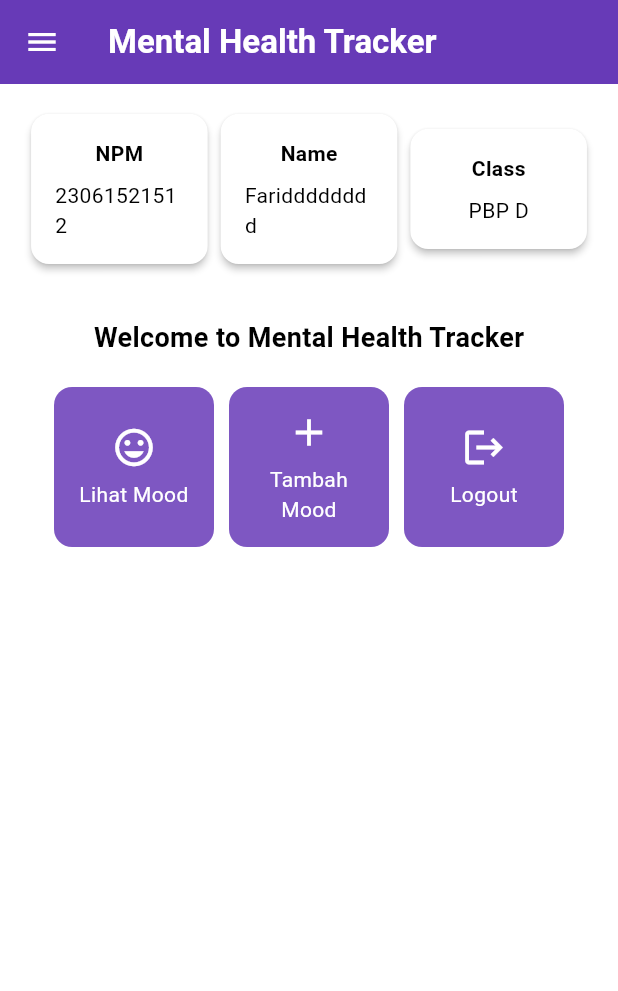
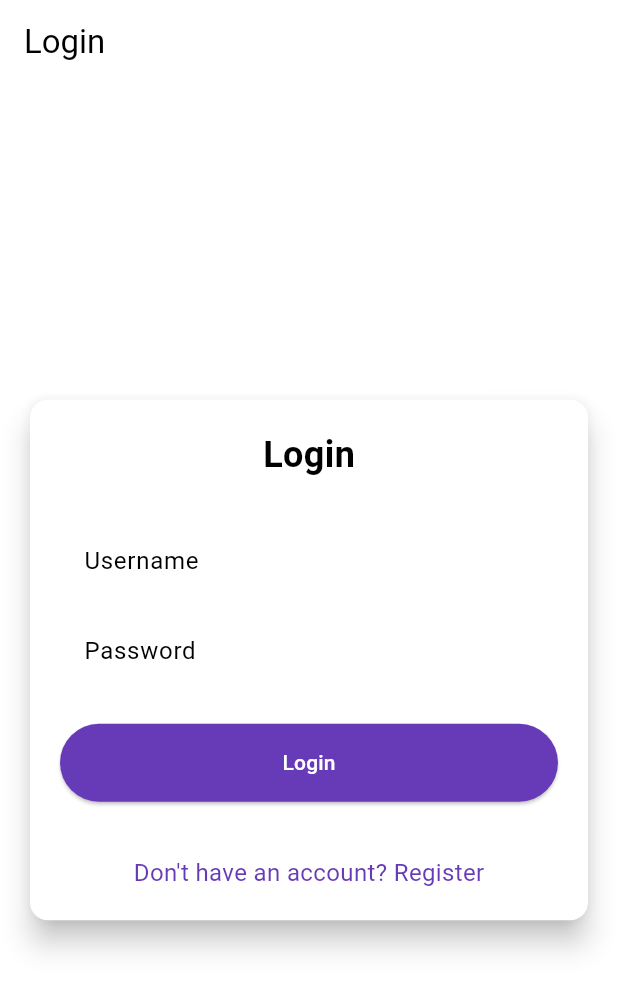
Before and after one commit to Faridhsbi/mental-health-tracker-mobile, a Flutter app: the screen it shows after launch, on a phone screen of 412 x 824 dp. Shown: the top 991 px of the screen. Run offline on Flutter 3.47's test engine with Material 3 defaults, Android fonts, the phone set to English and light mode, and no system bars; missing offline and left inert: pbp_django_auth.

Commit message:
Tutorial 8 selesai

```diff
--- a/lib/main.dart
+++ b/lib/main.dart
@@ -1,5 +1,9 @@
 import 'package:flutter/material.dart';
 import 'package:mental_health_tracker/screens/menu.dart';
+import 'package:pbp_django_auth/pbp_django_auth.dart';
+import 'package:provider/provider.dart';
+import 'package:mental_health_tracker/screens/login.dart';
+
 void main() {
   runApp(const MyApp());
 }
@@ -7,32 +11,23 @@ void main() {
 class MyApp extends StatelessWidget {
   const MyApp({super.key});
 
-  // This widget is the root of your application.
   @override
   Widget build(BuildContext context) {
-    return MaterialApp(
-      title: 'Flutter Demo',
-      theme: ThemeData(
-        // This is the theme of your application.
-        //
-        // TRY THIS: Try running your application with "flutter run". You'll see
-        // the application has a purple toolbar. Then, without quitting the app,
-        // try changing the seedColor in the colorScheme below to Colors.green
-        // and then invoke "hot reload" (save your changes or press the "hot
-        // reload" button in a Flutter-supported IDE, or press "r" if you used
-        // the command line to start the app).
-        //
-        // Notice that the counter didn't reset back to zero; the application
-        // state is not lost during the reload. To reset the state, use hot
-        // restart instead.
-        //
-        // This works for code too, not just values: Most code changes can be
-        // tested with just a hot reload.
-      colorScheme: ColorScheme.fromSwatch(
+    return Provider(
+      create: (_) {
+        CookieRequest request = CookieRequest();
+        return request;
+      },
+      child: MaterialApp(
+        title: 'Mental Health Tracker',
+        theme: ThemeData(
+          useMaterial3: true,
+          colorScheme: ColorScheme.fromSwatch(
             primarySwatch: Colors.deepPurple,
-      ).copyWith(secondary: Colors.deepPurple[400]),
+          ).copyWith(secondary: Colors.deepPurple[400]),
+        ),
+        home: const LoginPage(),
       ),
-      home: MyHomePage(),
     );
   }
 }
--- /dev/null
+++ b/lib/screens/login.dart
@@ -0,0 +1,181 @@
+import 'package:mental_health_tracker/screens/menu.dart';
+import 'package:flutter/material.dart';
+import 'package:pbp_django_auth/pbp_django_auth.dart';
+import 'package:provider/provider.dart';
+// TODO: Import halaman RegisterPage jika sudah dibuat
+import 'package:mental_health_tracker/screens/register.dart';
+void main() {
+  runApp(const LoginApp());
+}
+
+class LoginApp extends StatelessWidget {
+  const LoginApp({super.key});
+
+  @override
+  Widget build(BuildContext context) {
+    return MaterialApp(
+      title: 'Login',
+      theme: ThemeData(
+        useMaterial3: true,
+        colorScheme: ColorScheme.fromSwatch(
+          primarySwatch: Colors.deepPurple,
+        ).copyWith(secondary: Colors.deepPurple[400]),
+      ),
+      home: const LoginPage(),
+    );
+  }
+}
+
+class LoginPage extends StatefulWidget {
+  const LoginPage({super.key});
+
+  @override
+  State<LoginPage> createState() => _LoginPageState();
+}
+
+class _LoginPageState extends State<LoginPage> {
+  final TextEditingController _usernameController = TextEditingController();
+  final TextEditingController _passwordController = TextEditingController();
+
+  @override
+  Widget build(BuildContext context) {
+    final request = context.watch<CookieRequest>();
+
+    return Scaffold(
+      appBar: AppBar(
+        title: const Text('Login'),
+      ),
+      body: Center(
+        child: SingleChildScrollView(
+          padding: const EdgeInsets.all(16.0),
+          child: Card(
+            elevation: 8,
+            shape: RoundedRectangleBorder(
+              borderRadius: BorderRadius.circular(12.0),
+            ),
+            child: Padding(
+              padding: const EdgeInsets.all(20.0),
+              child: Column(
+                mainAxisSize: MainAxisSize.min,
+                children: [
+                  const Text(
+                    'Login',
+                    style: TextStyle(
+                      fontSize: 24.0,
+                      fontWeight: FontWeight.bold,
+                    ),
+                  ),
+                  const SizedBox(height: 30.0),
+                  TextField(
+                    controller: _usernameController,
+                    decoration: const InputDecoration(
+                      labelText: 'Username',
+                      hintText: 'Enter your username',
+                      border: OutlineInputBorder(
+                        borderRadius: BorderRadius.all(Radius.circular(12.0)),
+                      ),
+                      contentPadding:
+                          EdgeInsets.symmetric(horizontal: 12.0, vertical: 8.0),
+                    ),
+                  ),
+                  const SizedBox(height: 12.0),
+                  TextField(
+                    controller: _passwordController,
+                    decoration: const InputDecoration(
+                      labelText: 'Password',
+                      hintText: 'Enter your password',
+                      border: OutlineInputBorder(
+                        borderRadius: BorderRadius.all(Radius.circular(12.0)),
+                      ),
+                      contentPadding:
+                          EdgeInsets.symmetric(horizontal: 12.0, vertical: 8.0),
+                    ),
+                    obscureText: true,
+                  ),
+                  const SizedBox(height: 24.0),
+                  ElevatedButton(
+                    onPressed: () async {
+                      String username = _usernameController.text;
+                      String password = _passwordController.text;
+
+                      // Cek kredensial
+                      // TODO: Ganti URL dan jangan lupa tambahkan trailing slash (/) di akhir URL!
+                      // Untuk menyambungkan Android emulator dengan Django pada localhost,
+                      // gunakan URL http://10.0.2.2/
+                      final response = await request
+                          .login("http://localhost:8000/auth/login/", {
+                        'username': username,
+                        'password': password,
+                      });
+
+                      if (request.loggedIn) {
+                        String message = response['message'];
+                        String uname = response['username'];
+                        if (context.mounted) {
+                          Navigator.pushReplacement(
+                            context,
+                            MaterialPageRoute(
+                                builder: (context) => MyHomePage()),
+                          );
+                          ScaffoldMessenger.of(context)
+                            ..hideCurrentSnackBar()
+                            ..showSnackBar(
+                              SnackBar(
+                                  content:
+                                      Text("$message Selamat datang, $uname.")),
+                            );
+                        }
+                      } else {
+                        if (context.mounted) {
+                          showDialog(
+                            context: context,
+                            builder: (context) => AlertDialog(
+                              title: const Text('Login Gagal'),
+                              content: Text(response['message']),
+                              actions: [
+                                TextButton(
+                                  child: const Text('OK'),
+                                  onPressed: () {
+                                    Navigator.pop(context);
+                                  },
+                                ),
+                              ],
+                            ),
+                          );
+                        }
+                      }
+                    },
+                    style: ElevatedButton.styleFrom(
+                      foregroundColor: Colors.white,
+                      minimumSize: Size(double.infinity, 50),
+                      backgroundColor: Theme.of(context).colorScheme.primary,
+                      padding: const EdgeInsets.symmetric(vertical: 16.0),
+                    ),
+                    child: const Text('Login'),
+                  ),
+                  const SizedBox(height: 36.0),
+                  GestureDetector(
+                    onTap: () {
+                      Navigator.push(
+                        context,
+                        MaterialPageRoute(
+                            builder: (context) => const RegisterPage()),
+                      );
+                    },
+                    child: Text(
+                      'Don\'t have an account? Register',
+                      style: TextStyle(
+                        color: Theme.of(context).colorScheme.primary,
+                        fontSize: 16.0,
+                      ),
+                    ),
+                  ),
+                ],
+              ),
+            ),
+          ),
+        ),
+      ),
+    );
+  }
+}
--- a/lib/screens/menu.dart
+++ b/lib/screens/menu.dart
@@ -34,7 +34,7 @@ class MyHomePage extends StatelessWidget {
         // Warna latar belakang AppBar diambil dari skema warna tema aplikasi.
         backgroundColor: Theme.of(context).colorScheme.primary,
       ),
-            // Masukkan drawer sebagai parameter nilai drawer dari widget Scaffold
+      // Masukkan drawer sebagai parameter nilai drawer dari widget Scaffold
       drawer: const LeftDrawer(),
       // Body halaman dengan padding di sekelilingnya.
       body: Padding(
--- a/pubspec.yaml
+++ b/pubspec.yaml
@@ -35,6 +35,8 @@ dependencies:
   # The following adds the Cupertino Icons font to your application.
   # Use with the CupertinoIcons class for iOS style icons.
   cupertino_icons: ^1.0.8
+  provider: ^6.1.2
+  pbp_django_auth: ^0.4.0
 
 dev_dependencies:
   flutter_test:
```
Also changed, not shown: lib/models/mood_entry.dart (added, +68 -0 lines), lib/screens/list_moodentry.dart (added, +90 -0 lines), lib/screens/moodentry_form.dart (+37 -30 lines), lib/screens/register.dart (added, +165 -0 lines), lib/widgets/left_drawer.dart (+12 -0 lines), lib/widgets/mood_card.dart (+33 -1 lines), pubspec.lock, 2 other files.
